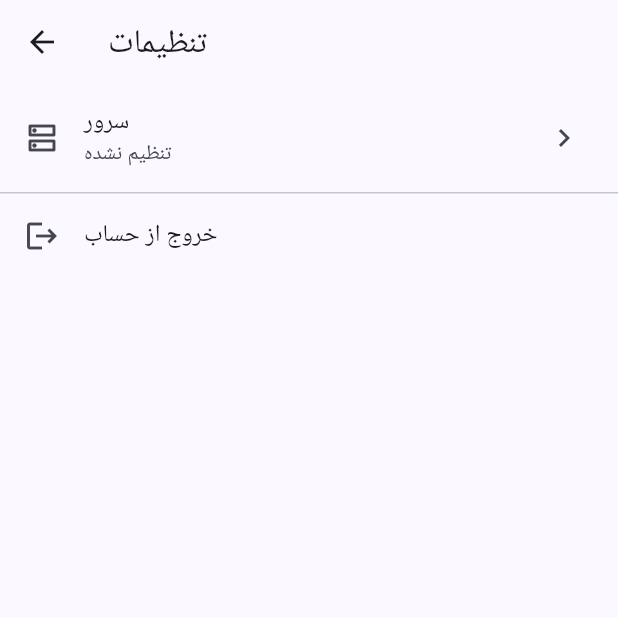
After one commit to IrajAzarvand/GpsStore, a Flutter app: the SettingsHomePage screen opened directly, on a phone screen of 412 x 824 dp, the top half of it. The commit adds this screen. Run offline on Flutter 3.47's test engine with Material 3 defaults, Android fonts, the phone set to English and light mode, and no system bars; our stand-ins replace flutter_secure_storage, shared_preferences; accounts and stored records are empty; network calls fail.

Commit message:
add menu to mobile app

```diff
--- a/mobile/lib/app_root.dart
+++ b/mobile/lib/app_root.dart
@@ -1,6 +1,6 @@
 import 'package:flutter/material.dart';
 
-import 'src/pages/devices_page.dart';
+import 'src/pages/home_shell.dart';
 import 'src/pages/login_page.dart';
 import 'src/pages/settings_page.dart';
 import 'src/storage/app_config_repository.dart';
@@ -51,7 +51,7 @@ class _AppRootState extends State<AppRoot> {
           case _BootstrapKind.needsLogin:
             return const LoginPage();
           case _BootstrapKind.ready:
-            return const DevicesPage();
+            return const HomeShell();
         }
       },
     );
--- a/mobile/lib/main.dart
+++ b/mobile/lib/main.dart
@@ -1,6 +1,7 @@
 import 'package:flutter/material.dart';
 
 import 'app_root.dart';
+import 'src/pages/home_shell.dart';
 import 'src/pages/devices_page.dart';
 import 'src/pages/login_page.dart';
 import 'src/pages/settings_page.dart';
@@ -20,6 +21,7 @@ class MyApp extends StatelessWidget {
       routes: {
         '/': (_) => const AppRoot(),
         '/login': (_) => const LoginPage(),
+        '/home': (_) => const HomeShell(),
         '/devices': (_) => const DevicesPage(),
         '/settings': (_) => const SettingsPage(isFirstRun: false),
       },
--- a/mobile/lib/src/pages/login_page.dart
+++ b/mobile/lib/src/pages/login_page.dart
@@ -38,7 +38,7 @@ class _LoginPageState extends State<LoginPage> {
     try {
       await _authApi.login(username: u, password: p);
       if (!mounted) return;
-      Navigator.of(context).pushReplacementNamed('/devices');
+      Navigator.of(context).pushReplacementNamed('/home');
     } catch (e) {
       if (!mounted) return;
       ScaffoldMessenger.of(context).showSnackBar(
--- /dev/null
+++ b/mobile/lib/src/pages/settings_home_page.dart
@@ -0,0 +1,63 @@
+import 'package:flutter/material.dart';
+
+import '../api/auth_api.dart';
+import '../storage/app_config_repository.dart';
+import 'settings_page.dart';
+
+class SettingsHomePage extends StatefulWidget {
+  const SettingsHomePage({super.key});
+
+  @override
+  State<SettingsHomePage> createState() => _SettingsHomePageState();
+}
+
+class _SettingsHomePageState extends State<SettingsHomePage> {
+  final _auth = AuthApi();
+  final _config = AppConfigRepository();
+
+  Future<void> _openServerSettings() async {
+    await Navigator.of(context).push(
+      MaterialPageRoute(builder: (_) => const SettingsPage(isFirstRun: false)),
+    );
+    if (!mounted) return;
+    setState(() {});
+  }
+
+  Future<void> _logout() async {
+    await _auth.logout();
+    if (!mounted) return;
+    Navigator.of(context).pushNamedAndRemoveUntil('/login', (_) => false);
+  }
+
+  @override
+  Widget build(BuildContext context) {
+    return Scaffold(
+      appBar: AppBar(
+        title: const Text('تنظیمات'),
+      ),
+      body: ListView(
+        children: [
+          FutureBuilder<String?>(
+            future: _config.getBaseUrl(),
+            builder: (context, snapshot) {
+              final baseUrl = snapshot.data ?? '';
+              return ListTile(
+                leading: const Icon(Icons.dns_outlined),
+                title: const Text('سرور'),
+                subtitle: baseUrl.isEmpty ? const Text('تنظیم نشده') : Text(baseUrl),
+                trailing: const Icon(Icons.chevron_right),
+                onTap: _openServerSettings,
+              );
+            },
+          ),
+          const Divider(height: 1),
+          ListTile(
+            leading: const Icon(Icons.logout),
+            title: const Text('خروج از حساب'),
+            onTap: _logout,
+          ),
+        ],
+      ),
+    );
+  }
+}
```
Also changed, not shown: mobile/lib/src/pages/home_shell.dart (added, +58 -0 lines), mobile/lib/src/pages/live_map_page.dart (added, +17 -0 lines), mobile/lib/src/pages/reports_page.dart (added, +17 -0 lines), static/images/logo.png (deleted), static/images/marker-icon-2x-red.png (deleted), static/img/logo.png (added).
